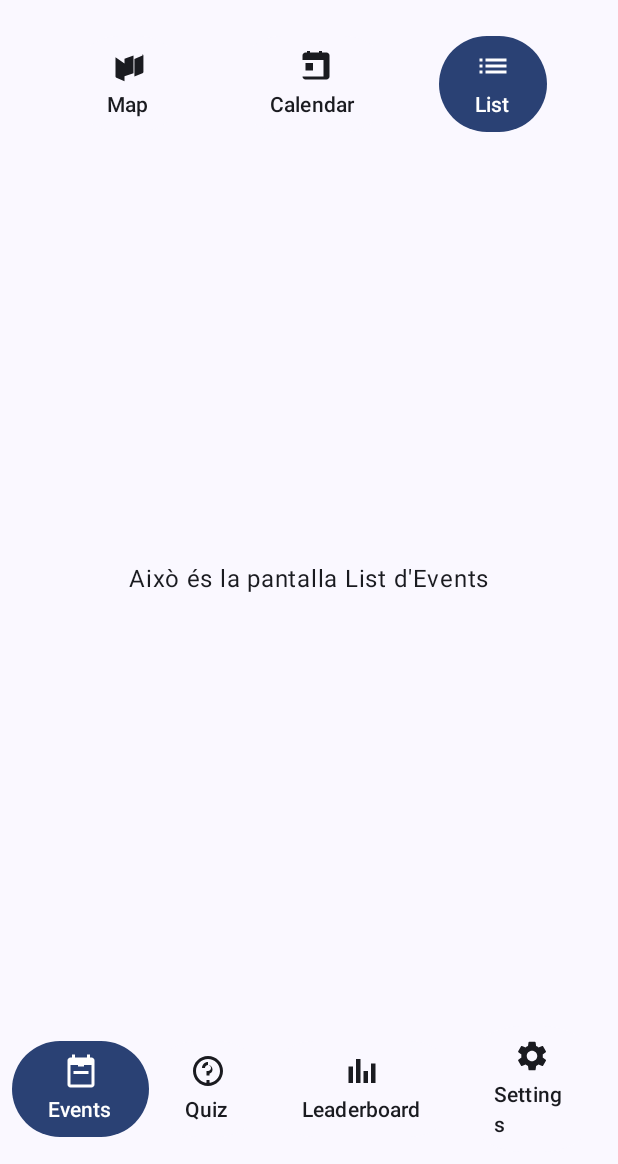
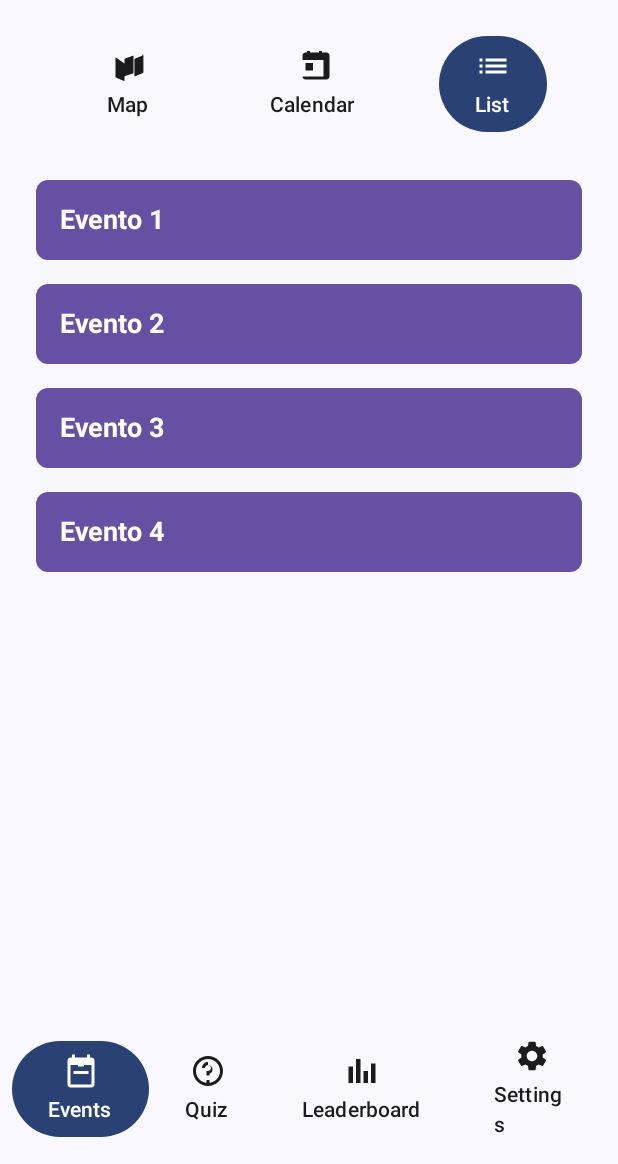
Before and after one commit to pes2425q2-t-gei-upc/Culturunya, an Android app built with Jetpack Compose: the MainScreen screen opened through its navigation route, after a tap on "List", on a phone screen of 412 x 824 dp, the part 72-1236 px from its top. Run offline under Robolectric (Android 15) with nearby library versions, the phone set to English and light mode, and no system bars; 2 other taps on this screen came first.

Commit message:
List of Events with default events to keep the menu

```diff
--- a/app/src/main/java/com/example/culturunya/screens/PantallaPrincipal.kt
+++ b/app/src/main/java/com/example/culturunya/screens/PantallaPrincipal.kt
@@ -243,9 +243,66 @@ fun EventCalendarScreen() {
 
 @Composable
 fun EventListScreen() {
-    Text("Això és la pantalla List d'Events")
+    val events = listOf("Evento 1", "Evento 2", "Evento 3", "Evento 4")
+    Column(
+        modifier = Modifier
+            .fillMaxSize()
+            .padding(16.dp)
+    ) {
+        events.forEach { event ->
+            EventBox(event)
+
+        }
+    }
 }
+@Composable
+fun EventBox(event: String) {
+    var expanded by remember { mutableStateOf(false) }  // Para controlar el estado del menú desplegable
+    var showMenu by remember { mutableStateOf(false) }  // Para controlar si mostrar el menú
 
+    Box(
+        modifier = Modifier
+            .fillMaxWidth()
+            .padding(8.dp)
+            .background(Purple40, RoundedCornerShape(8.dp))
+            .clickable { showMenu = true }  // Hacer clic en el evento para mostrar el menú
+    ) {
+        Column(
+            modifier = Modifier
+                .fillMaxWidth()
+                .padding(16.dp)
+        ) {
+            Text(
+                text = event,
+                style = TextStyle(fontSize = 18.sp, fontWeight = FontWeight.Bold),
+                color = Color.White
+            )
+        }
+
+        // Menú desplegable
+        DropdownMenu(
+            expanded = showMenu,
+            onDismissRequest = { showMenu = false }  // Cerrar el menú cuando se toca fuera de él
+        ) {
+            DropdownMenuItem(
+                text = { Text("Detalles del Evento") },
+                onClick = {
+                    showMenu = false  // Cerrar el menú
+                    // Acción para ver los detalles del evento
+                }
+            )
+            DropdownMenuItem(
+                text = { Text("Guardar Evento") },
+                onClick = {
+                    showMenu = false  // Cerrar el menú
+                    // Acción para guardar el Evento en el calendario personal
+                }
+            )
+
+
+        }
+    }
+}
 /** ALTRES PANTALLES PRINCIPALS */
 @Composable
 fun QuizScreen() {
```
Also changed, not shown: 1 other file.
